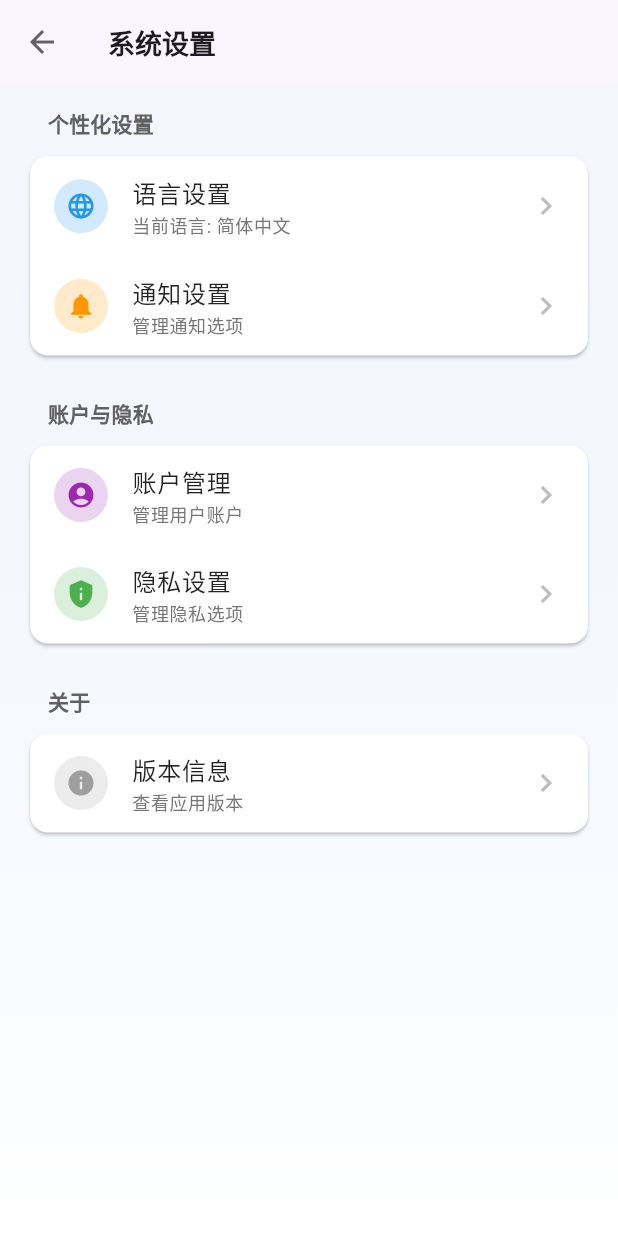
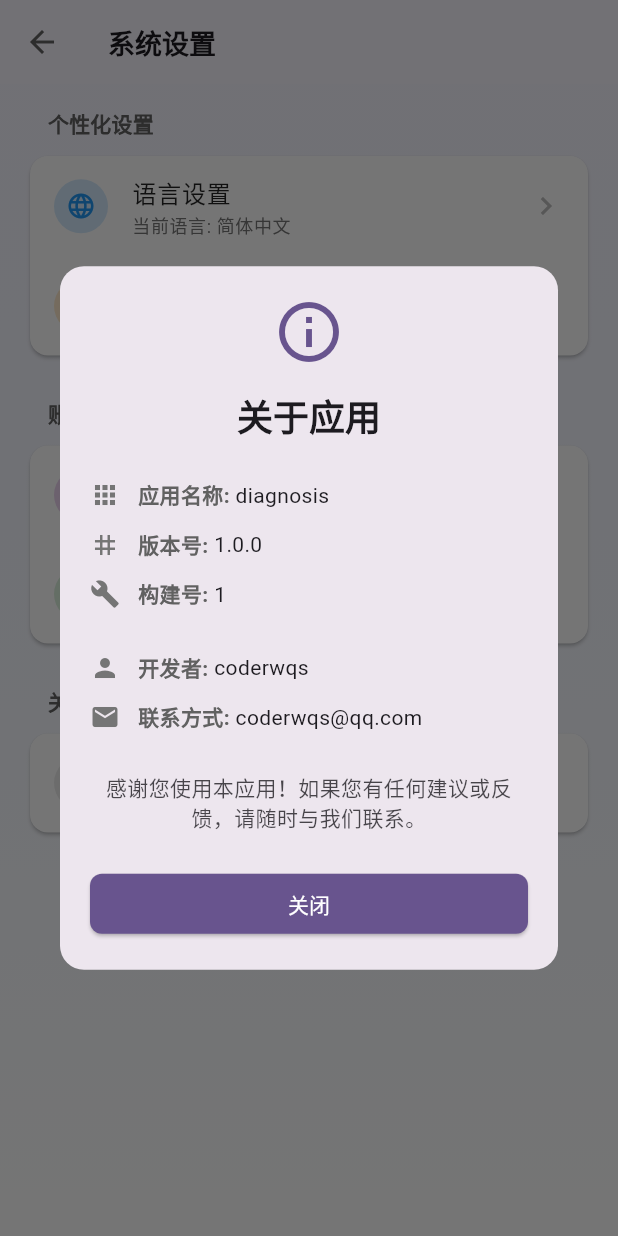
Before and after one commit to coderwqs/diagnostics, a Flutter app: the SystemSettingsPage screen opened by its route, after a tap on "版本信息", on a phone screen of 412 x 824 dp. Run offline on Flutter 3.47's test engine with Material 3 defaults, Android fonts, the phone set to English and light mode, and no system bars; our stand-ins replace fl_chart, package_info_plus, shared_preferences, sqflite; accounts and stored records are empty; generated files the repository leaves out were written again.

Commit message:
Add application version page

```diff
--- a/lib/l10n/app_zh.arb
+++ b/lib/l10n/app_zh.arb
@@ -10,6 +10,9 @@
   "app_add": "新增",
   "app_edit": "编辑",
   "app_back": "返回",
+  "app_open": "打开",
+  "app_close": "关闭",
+
 
   "settings": "系统设置",
   "settings_group_personalized": "个性化设置",
@@ -28,6 +31,13 @@
   "settings_select_language": "选择语言",
   "settings_language_chinese": "简体中文",
   "settings_language_english": "英文",
+  "settings_about_app": "关于应用",
+  "settings_app_name": "应用名称",
+  "settings_app_version": "版本号",
+  "settings_app_build": "构建号",
+  "settings_app_developer": "开发者",
+  "settings_app_connect": "联系方式",
+  "settings_about_tips": "感谢您使用本应用！如果您有任何建议或反馈，请随时与我们联系。",
 
   "dashboard_device_management": "设备管理",
   "dashboard_device_total": "设备总数",
--- a/lib/main.dart
+++ b/lib/main.dart
@@ -2,6 +2,7 @@ import 'package:diagnosis/page/alarms/alarms.dart';
 import 'package:diagnosis/page/devices/components/devices_management.dart';
 import 'package:diagnosis/page/devices/devices.dart';
 import 'package:diagnosis/page/diagnostics/diagnostics.dart';
+import 'package:diagnosis/page/settings/components/versions.dart';
 import 'package:diagnosis/page/settings/settings.dart';
 import 'package:flutter/material.dart';
 import 'l10n/app_localizations.dart';
@@ -39,6 +40,7 @@ class DiagnosticsApp extends StatelessWidget {
         '/analysis': (context) => DataAnalysisPage(),
         '/alert': (context) => AlertManagementPage(),
 
+        '/versions': (context) => VersionsPage(),
         '/device/list': (context) => DeviceManagementPage(),
       },
       onGenerateTitle: (context) => AppLocalizations.of(context)!.app_title,
--- a/lib/page/settings/settings.dart
+++ b/lib/page/settings/settings.dart
@@ -1,10 +1,26 @@
 import 'package:diagnosis/main.dart';
 import 'package:flutter/material.dart';
 import 'package:diagnosis/l10n/app_localizations.dart';
+import 'package:package_info_plus/package_info_plus.dart';
 import 'package:shared_preferences/shared_preferences.dart';
 
-class SystemSettingsPage extends StatelessWidget {
+class SystemSettingsPage extends StatefulWidget {
   const SystemSettingsPage({super.key});
+
+  @override
+  State<SystemSettingsPage> createState() => _SystemSettingsStatePage();
+}
+
+class _SystemSettingsStatePage extends State<SystemSettingsPage> {
+  String _appName = '';
+  String _version = '';
+  String _buildNumber = '';
+
+  @override
+  void initState() {
+    super.initState();
+    _getAppInfo();
+  }
 
   @override
   Widget build(BuildContext context) {
@@ -85,7 +101,9 @@ class SystemSettingsPage extends StatelessWidget {
                   title: l10n.settings_version,
                   subtitle: l10n.settings_view_version,
                   iconColor: Colors.grey,
-                  onTap: () {},
+                  onTap: () {
+                    showAboutDialog(context);
+                  },
                 ),
               ],
             ),
@@ -178,12 +196,13 @@ class SystemSettingsPage extends StatelessWidget {
   }
 
   void _showLanguageSelectionDialog(BuildContext context) {
+    final l10n = AppLocalizations.of(context)!;
     final currentLanguageCode = Localizations.localeOf(context).languageCode;
 
     showDialog(
       context: context,
       builder: (context) => AlertDialog(
-        title: Text(AppLocalizations.of(context)!.settings_select_language),
+        title: Text(l10n.settings_select_language),
         content: SizedBox(
           width: double.maxFinite,
           child: Column(
@@ -192,13 +211,17 @@ class SystemSettingsPage extends StatelessWidget {
               RadioListTile(
                 value: 'zh',
                 groupValue: currentLanguageCode,
-                title: Text(AppLocalizations.of(context)!.settings_language_chinese),
+                title: Text(
+                  l10n.settings_language_chinese,
+                ),
                 onChanged: (value) => _changeLanguage(context, 'zh'),
               ),
               RadioListTile(
                 value: 'en',
                 groupValue: currentLanguageCode,
-                title: Text(AppLocalizations.of(context)!.settings_language_english),
+                title: Text(
+                  l10n.settings_language_english,
+                ),
                 onChanged: (value) => _changeLanguage(context, 'en'),
               ),
             ],
@@ -207,8 +230,101 @@ class SystemSettingsPage extends StatelessWidget {
         actions: [
           TextButton(
             onPressed: () => Navigator.pop(context),
-            child: Text(AppLocalizations.of(context)!.app_cancel),
+            child: Text(l10n.app_cancel),
           ),
+        ],
+      ),
+    );
+  }
+
+  Future<void> _getAppInfo() async {
+    PackageInfo packageInfo = await PackageInfo.fromPlatform();
+
+    setState(() {
+      _appName = packageInfo.appName;
+      _version = packageInfo.version;
+      _buildNumber = packageInfo.buildNumber;
+    });
+  }
+
+  void showAboutDialog(BuildContext context) {
+    final theme = Theme.of(context);
+    final colorScheme = theme.colorScheme;
+    final l10n = AppLocalizations.of(context)!;
+
+    showDialog(
+      context: context,
+      builder: (context) => Dialog(
+        shape: RoundedRectangleBorder(
+          borderRadius: BorderRadius.circular(16.0),
+        ),
+        elevation: 4,
+        child: Padding(
+          padding: const EdgeInsets.all(20.0),
+          child: Column(
+            mainAxisSize: MainAxisSize.min,
+            children: [
+              Icon(Icons.info_outline, size: 48, color: colorScheme.primary),
+              const SizedBox(height: 16),
+              Text(
+                l10n.settings_about_app,
+                style: theme.textTheme.headlineSmall?.copyWith(
+                  fontWeight: FontWeight.bold,
+                  color: colorScheme.onSurface,
+                ),
+              ),
+              const SizedBox(height: 20),
+              _buildInfoRow(Icons.apps, l10n.settings_app_name, _appName),
+              _buildInfoRow(Icons.tag, l10n.settings_app_version, _version),
+              _buildInfoRow(Icons.build, l10n.settings_app_build, _buildNumber),
+              const SizedBox(height: 16),
+              _buildInfoRow(Icons.person, l10n.settings_app_developer, 'coderwqs'),
+              _buildInfoRow(Icons.email, l10n.settings_app_connect, 'coderwqs@qq.com'),
+              const SizedBox(height: 20),
+              Text(
+                l10n.settings_about_tips,
+                textAlign: TextAlign.center,
+                style: theme.textTheme.bodyMedium?.copyWith(
+                  color: colorScheme.onSurface.withOpacity(0.8),
+                ),
+              ),
+              const SizedBox(height: 24),
+              SizedBox(
+                width: double.infinity,
+                child: ElevatedButton(
+                  style: ElevatedButton.styleFrom(
+                    backgroundColor: colorScheme.primary,
+                    foregroundColor: colorScheme.onPrimary,
+                    shape: RoundedRectangleBorder(
+                      borderRadius: BorderRadius.circular(8),
+                    ),
+                  ),
+                  onPressed: () => Navigator.pop(context),
+                  child: const Text('关闭'),
+                ),
+              ),
+            ],
+          ),
+        ),
+      ),
+    );
+  }
+
+  Widget _buildInfoRow(IconData icon, String label, String value) {
+    return Padding(
+      padding: const EdgeInsets.symmetric(vertical: 6.0),
+      child: Row(
+        children: [
+          Icon(icon, size: 20, color: Colors.grey[600]),
+          const SizedBox(width: 12),
+          Text(
+            '$label: ',
+            style: TextStyle(
+              fontWeight: FontWeight.bold,
+              color: Colors.grey[700],
+            ),
+          ),
+          Text(value),
         ],
       ),
     );
@@ -225,7 +341,9 @@ class SystemSettingsPage extends StatelessWidget {
       context,
       icon: Icons.language,
       title: AppLocalizations.of(context)!.settings_language,
-      subtitle: AppLocalizations.of(context)!.settings_current_language(languageName),
+      subtitle: AppLocalizations.of(
+        context,
+      )!.settings_current_language(languageName),
       iconColor: Colors.blue,
       onTap: () => _showLanguageSelectionDialog(context),
     );
--- a/pubspec.yaml
+++ b/pubspec.yaml
@@ -41,6 +41,7 @@ dependencies:
   shared_preferences: ^2.5.3
   sqflite: ^2.4.2
   path_provider: ^2.1.5
+  package_info_plus: ^8.3.0
 
 dev_dependencies:
   flutter_test:
```
Also changed, not shown: lib/l10n/app_en.arb (+9 -0 lines), lib/page/settings/components/versions.dart (added, +47 -0 lines), pubspec.lock, 1 other file.
